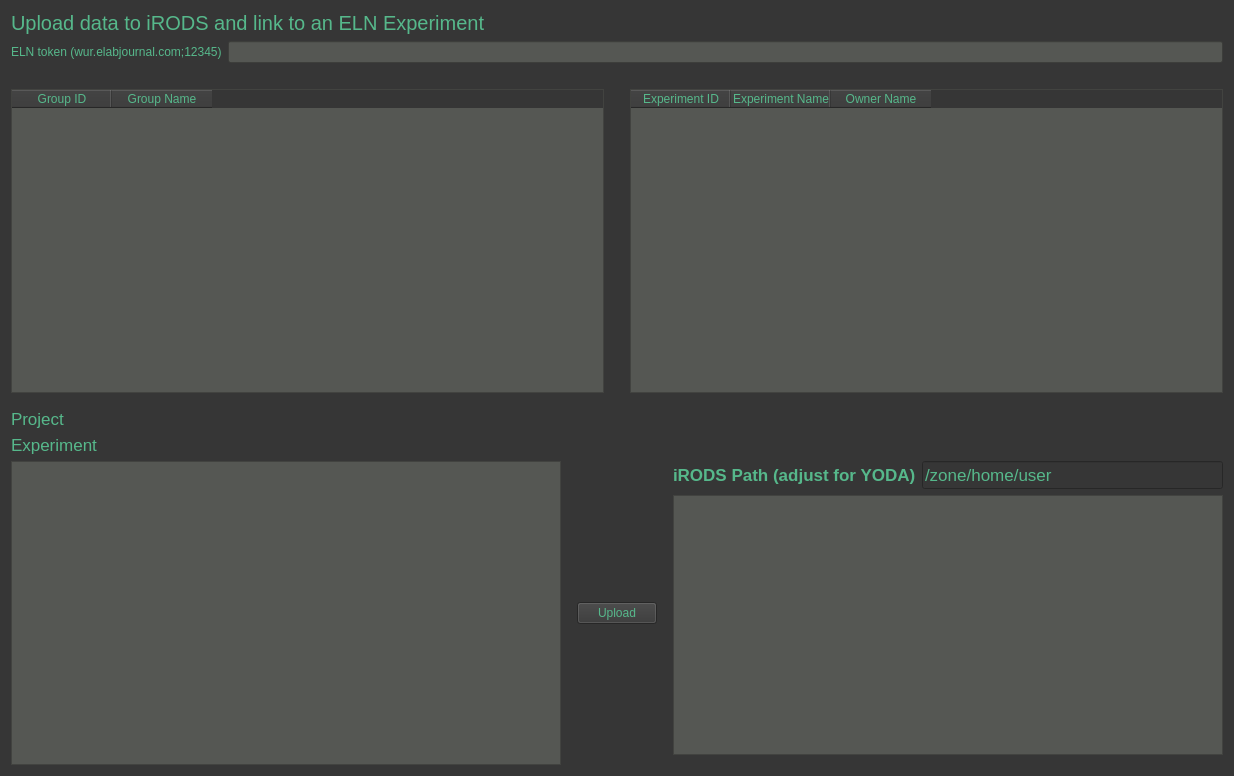
Qt form irods-basicGUI/ui-files/tabELNData.ui (iBridges-for-iRODS/iBridges) before a commit.
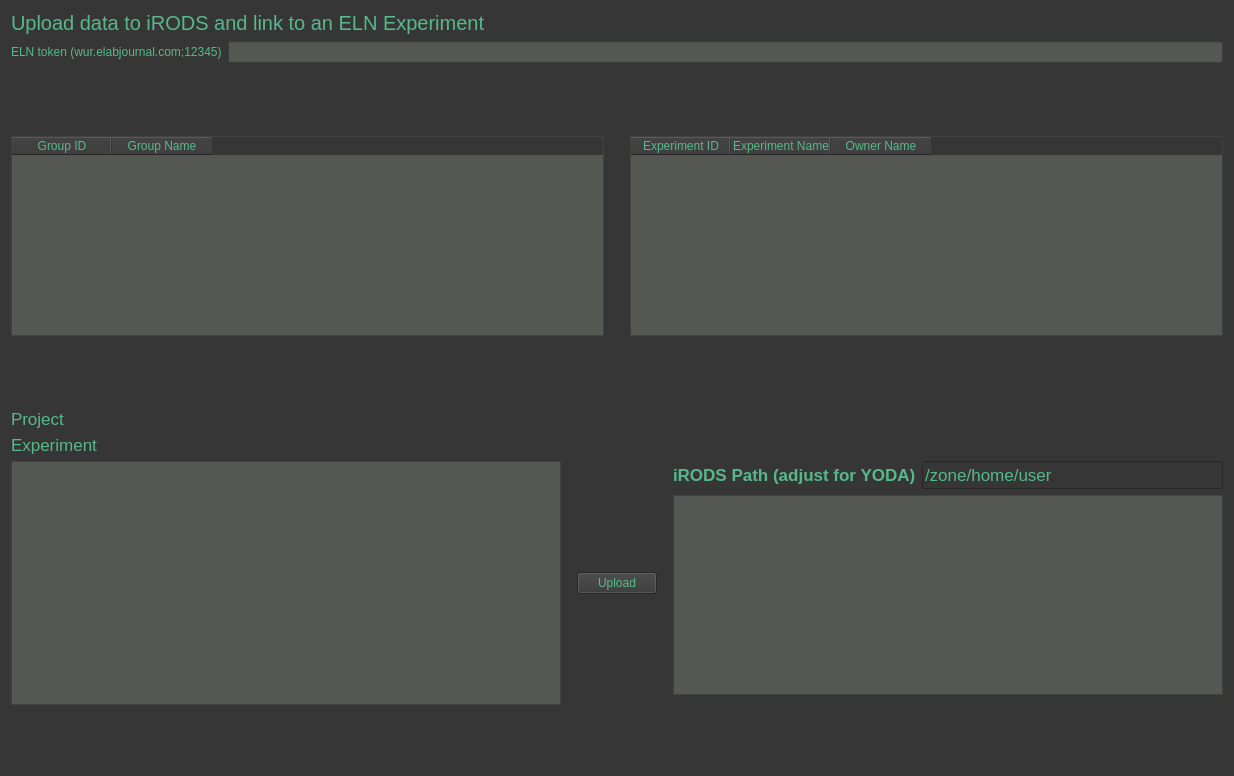
The same form after that commit.

```diff
--- a/irods-basicGUI/ui-files/tabELNData.ui
+++ b/irods-basicGUI/ui-files/tabELNData.ui
@@ -39,6 +39,10 @@
 QLineEdit#elnTokenInput
 {
 	background-color: rgb(85, 87, 83);
+}
+QLabel#errorLabel{
+  
+	color: rgb(217, 174, 23);
 }</string>
   </property>
   <layout class="QVBoxLayout" name="verticalLayout">
@@ -78,7 +82,7 @@
       <enum>Qt::Vertical</enum>
      </property>
      <property name="sizeType">
-      <enum>QSizePolicy::Minimum</enum>
+      <enum>QSizePolicy::Expanding</enum>
      </property>
      <property name="sizeHint" stdset="0">
       <size>
@@ -186,7 +190,7 @@
       <enum>Qt::Vertical</enum>
      </property>
      <property name="sizeType">
-      <enum>QSizePolicy::Minimum</enum>
+      <enum>QSizePolicy::Expanding</enum>
      </property>
      <property name="sizeHint" stdset="0">
       <size>
@@ -373,6 +377,29 @@
      </item>
     </layout>
    </item>
+   <item>
+    <spacer name="verticalSpacer">
+     <property name="orientation">
+      <enum>Qt::Vertical</enum>
+     </property>
+     <property name="sizeType">
+      <enum>QSizePolicy::Fixed</enum>
+     </property>
+     <property name="sizeHint" stdset="0">
+      <size>
+       <width>20</width>
+       <height>40</height>
+      </size>
+     </property>
+    </spacer>
+   </item>
+   <item>
+    <widget class="QLabel" name="errorLabel">
+     <property name="text">
+      <string/>
+     </property>
+    </widget>
+   </item>
   </layout>
  </widget>
  <resources/>
```
Left out of the diff: 11 changed lines with no effect on the pictures.
